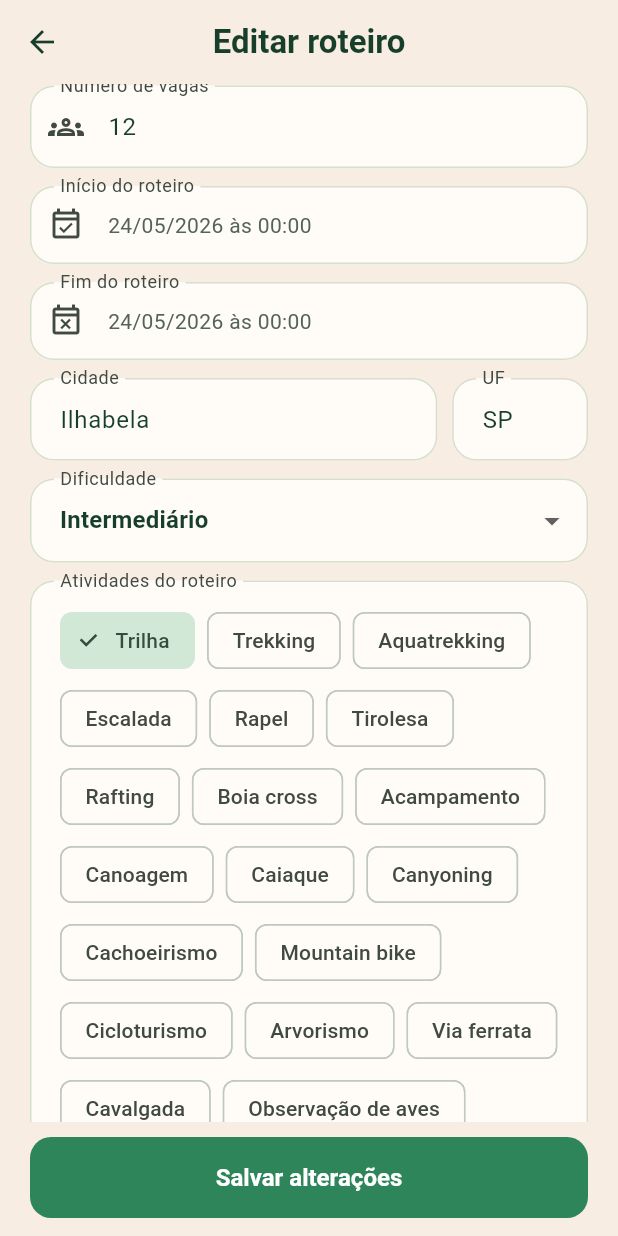
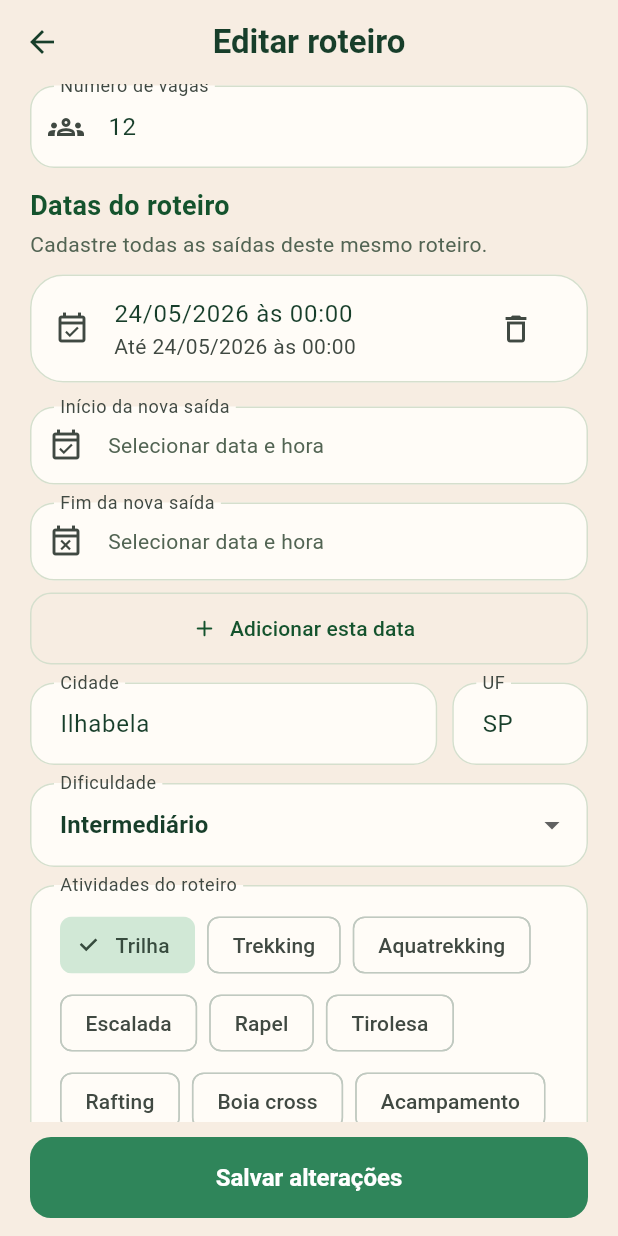
Before and after one commit to RafaelRavaneli/rotafacil_frontend, a Flutter app: the TrailFormScreen screen opened directly with sample values from the repository, scrolled down 576 dp, on a phone screen of 412 x 824 dp. Run offline on Flutter 3.47's test engine with Material 3 defaults, Android fonts, the phone set to English and light mode, and no system bars; our stand-ins replace firebase_core, firebase_messaging, flutter_map, geolocator, image_picker, latlong2 and 1 more; accounts and stored records are empty; network calls fail.

Commit message:
feat: gerenciar datas de um roteiro

```diff
--- a/lib/models/trail.dart
+++ b/lib/models/trail.dart
@@ -131,6 +131,38 @@ class TrailPoint {
   );
 }
 
+class TrailDeparture {
+  const TrailDeparture({
+    required this.id,
+    required this.startsAt,
+    required this.endsAt,
+  });
+
+  final String id;
+  final DateTime startsAt;
+  final DateTime endsAt;
+
+  Map<String, dynamic> toJson() => {
+    'id': id,
+    'data_hora_inicio': startsAt.toIso8601String(),
+    'data_hora_fim': endsAt.toIso8601String(),
+  };
+
+  factory TrailDeparture.fromJson(Map<String, dynamic> json) {
+    final startsAt = DateTime.parse(
+      (json['data_hora_inicio'] ?? json['startDateTime']).toString(),
+    );
+    final endsAt = DateTime.parse(
+      (json['data_hora_fim'] ?? json['endDateTime']).toString(),
+    );
+    return TrailDeparture(
+      id: json['id']?.toString() ?? '',
+      startsAt: startsAt,
+      endsAt: endsAt,
+    );
+  }
+}
+
 class Trail {
   const Trail({
     required this.id,
@@ -168,6 +200,7 @@ class Trail {
     this.endDate = '',
     this.startDateTime = '',
     this.endDateTime = '',
+    this.departures = const [],
   });
 
   final String id;
@@ -210,17 +243,29 @@ class Trail {
   final String endDate;
   final String startDateTime;
   final String endDateTime;
+  final List<TrailDeparture> departures;
 
   List<String> get effectiveActivities => activities.isNotEmpty
       ? List.unmodifiable(activities)
       : [modality.trim().isEmpty ? 'Trilha' : modality];
 
+  List<TrailDeparture> get effectiveDepartures {
+    if (departures.isNotEmpty) return List.unmodifiable(departures);
+    final start =
+        DateTime.tryParse(startDateTime) ??
+        _combineDateAndTime(date, startTime);
+    final end =
+        DateTime.tryParse(endDateTime) ??
+        _combineDateAndTime(endDate.isEmpty ? date : endDate, endTime);
+    if (start == null || end == null) return const [];
+    return [TrailDeparture(id: 'legacy-$id', startsAt: start, endsAt: end)];
+  }
+
   DateTime? get startsAt =>
-      DateTime.tryParse(startDateTime) ?? _combineDateAndTime(date, startTime);
+      effectiveDepartures.isEmpty ? null : effectiveDepartures.first.startsAt;
 
   DateTime? get endsAt =>
-      DateTime.tryParse(endDateTime) ??
-      _combineDateAndTime(endDate.isEmpty ? date : endDate, endTime);
+      effectiveDepartures.isEmpty ? null : effectiveDepartures.first.endsAt;
 
   String get location => '$city - $state';
 
@@ -278,6 +323,7 @@ class Trail {
     'endDate': endDate,
     'startDateTime': startDateTime,
     'endDateTime': endDateTime,
+    'departures': departures.map((item) => item.toJson()).toList(),
   };
 
   factory Trail.fromJson(Map<String, dynamic> json) {
@@ -294,6 +340,7 @@ class Trail {
     final rawItems = json['recommendedItems'] ?? json['itens_recomendados'];
     final rawRoute = json['route'] ?? json['trajeto'];
     final rawActivities = json['activities'] ?? json['atividades'];
+    final rawDepartures = json['departures'] ?? json['datas'];
     final legacyModality =
         (json['modality'] ?? json['modalidade'])?.toString() ?? 'Trilha';
 
@@ -373,6 +420,15 @@ class Trail {
           (json['startDateTime'] ?? json['data_hora_inicio'])?.toString() ?? '',
       endDateTime:
           (json['endDateTime'] ?? json['data_hora_fim'])?.toString() ?? '',
+      departures: rawDepartures is List
+          ? rawDepartures
+                .whereType<Map>()
+                .map(
+                  (item) =>
+                      TrailDeparture.fromJson(Map<String, dynamic>.from(item)),
+                )
+                .toList()
+          : const [],
     );
   }
 
--- a/lib/pages/management/trail_form_screen.dart
+++ b/lib/pages/management/trail_form_screen.dart
@@ -44,6 +44,7 @@ class _TrailFormScreenState extends State<TrailFormScreen> {
   String? guideId;
   DateTime? startDateTime;
   DateTime? endDateTime;
+  final List<TrailDeparture> departures = [];
   Uint8List? imageBytes;
   String? existingImageUrl;
   double? latitude;
@@ -86,8 +87,7 @@ class _TrailFormScreenState extends State<TrailFormScreen> {
       latitude = trail.latitude;
       longitude = trail.longitude;
       meetingPointController.text = trail.meetingPoint;
-      startDateTime = trail.startsAt;
-      endDateTime = trail.endsAt;
+      departures.addAll(trail.effectiveDepartures);
       accessible = trail.accessible;
       recommendedItemsController.text = trail.recommendedItems.join(', ');
       capacityController.text = trail.capacity.toString();
@@ -309,6 +309,51 @@ class _TrailFormScreenState extends State<TrailFormScreen> {
     return '$day/$month/${value.year} às ${_timeValue(value)}';
   }
 
+  bool _addDeparture({bool showErrors = true}) {
+    final start = startDateTime;
+    final end = endDateTime;
+    if (start == null || end == null) {
+      if (showErrors) {
+        ScaffoldMessenger.of(context).showSnackBar(
+          const SnackBar(content: Text('Informe início e fim da nova saída.')),
+        );
+      }
+      return false;
+    }
+    if (!end.isAfter(start)) {
+      if (showErrors) {
+        ScaffoldMessenger.of(context).showSnackBar(
+          const SnackBar(content: Text('O fim deve ser posterior ao início.')),
+        );
+      }
+      return false;
+    }
+    final overlaps = departures.any(
+      (item) => start.isBefore(item.endsAt) && end.isAfter(item.startsAt),
+    );
+    if (overlaps) {
+      if (showErrors) {
+        ScaffoldMessenger.of(context).showSnackBar(
+          const SnackBar(content: Text('Esta saída se sobrepõe a outra data.')),
+        );
+      }
+      return false;
+    }
+    setState(() {
+      departures.add(
+        TrailDeparture(
+          id: DateTime.now().microsecondsSinceEpoch.toString(),
+          startsAt: start,
+          endsAt: end,
+        ),
+      );
+      departures.sort((a, b) => a.startsAt.compareTo(b.startsAt));
+      startDateTime = null;
+      endDateTime = null;
+    });
+    return true;
+  }
+
   Future<void> _save() async {
     if (nameController.text.trim().isEmpty ||
         descriptionController.text.trim().isEmpty ||
@@ -337,16 +382,13 @@ class _TrailFormScreenState extends State<TrailFormScreen> {
       );
       return;
     }
-    if (startDateTime == null || endDateTime == null) {
-      ScaffoldMessenger.of(context).showSnackBar(
-        const SnackBar(content: Text('Informe início e fim do roteiro.')),
-      );
-      return;
+    if (startDateTime != null || endDateTime != null) {
+      if (!_addDeparture()) return;
     }
-    if (!endDateTime!.isAfter(startDateTime!)) {
+    if (departures.isEmpty) {
       ScaffoldMessenger.of(context).showSnackBar(
         const SnackBar(
-          content: Text('O fim deve ser posterior ao início do roteiro.'),
+          content: Text('Adicione pelo menos uma data ao roteiro.'),
         ),
       );
       return;
@@ -379,6 +421,7 @@ class _TrailFormScreenState extends State<TrailFormScreen> {
     }
 
     final current = widget.existing;
+    final firstDeparture = departures.first;
 
     final trail = Trail(
       id: current?.id ?? DateTime.now().microsecondsSinceEpoch.toString(),
@@ -405,7 +448,7 @@ class _TrailFormScreenState extends State<TrailFormScreen> {
           (AppStore.instance.useBackend
               ? SessionService.instance.userId ?? ''
               : ''),
-      date: _dateValue(startDateTime!),
+      date: _dateValue(firstDeparture.startsAt),
       price: price,
       status: current?.status ?? 'Ativa',
       archived: current?.archived ?? false,
@@ -422,11 +465,12 @@ class _TrailFormScreenState extends State<TrailFormScreen> {
           .toList(),
       route: current?.route ?? const [],
       capacity: capacity,
-      startTime: _timeValue(startDateTime!),
-      endTime: _timeValue(endDateTime!),
-      endDate: _dateValue(endDateTime!),
-      startDateTime: startDateTime!.toIso8601String(),
-      endDateTime: endDateTime!.toIso8601String(),
+      startTime: _timeValue(firstDeparture.startsAt),
+      endTime: _timeValue(firstDeparture.endsAt),
+      endDate: _dateValue(firstDeparture.endsAt),
+      startDateTime: firstDeparture.startsAt.toIso8601String(),
+      endDateTime: firstDeparture.endsAt.toIso8601String(),
+      departures: List.unmodifiable(departures),
     );
 
     final saved = await runAction(context, () async {
@@ -568,11 +612,44 @@ class _TrailFormScreenState extends State<TrailFormScreen> {
                 ),
               ),
               const SizedBox(height: 12),
+              const Text(
+                'Datas do roteiro',
+                style: TextStyle(
+                  fontSize: 18,
+                  color: AppColors.forest,
+                  fontWeight: FontWeight.w700,
+                ),
+              ),
+              const SizedBox(height: 4),
+              const Text(
+                'Cadastre todas as saídas deste mesmo roteiro.',
+                style: TextStyle(color: AppColors.muted),
+              ),
+              if (departures.isNotEmpty) ...[
+                const SizedBox(height: 10),
+                ...departures.map(
+                  (departure) => Card(
+                    margin: const EdgeInsets.only(bottom: 8),
+                    child: ListTile(
+                      leading: const Icon(Icons.event_available_outlined),
+                      title: Text(_dateTimeLabel(departure.startsAt)),
+                      subtitle: Text('Até ${_dateTimeLabel(departure.endsAt)}'),
+                      trailing: IconButton(
+                        tooltip: 'Remover data',
+                        icon: const Icon(Icons.delete_outline),
+                        onPressed: () =>
+                            setState(() => departures.remove(departure)),
+                      ),
+                    ),
+                  ),
+                ),
+              ],
+              const SizedBox(height: 8),
               InkWell(
                 onTap: () => _pickDateTime(start: true),
                 child: InputDecorator(
                   decoration: const InputDecoration(
-                    labelText: 'Início do roteiro',
+                    labelText: 'Início da nova saída',
                     prefixIcon: Icon(Icons.event_available_outlined),
                   ),
                   child: Text(_dateTimeLabel(startDateTime)),
@@ -583,11 +660,17 @@ class _TrailFormScreenState extends State<TrailFormScreen> {
                 onTap: () => _pickDateTime(start: false),
                 child: InputDecorator(
                   decoration: const InputDecoration(
-                    labelText: 'Fim do roteiro',
+                    labelText: 'Fim da nova saída',
                     prefixIcon: Icon(Icons.event_busy_outlined),
                   ),
                   child: Text(_dateTimeLabel(endDateTime)),
                 ),
+              ),
+              const SizedBox(height: 8),
+              OutlinedButton.icon(
+                onPressed: _addDeparture,
+                icon: const Icon(Icons.add_rounded),
+                label: const Text('Adicionar esta data'),
               ),
               const SizedBox(height: 12),
               Row(
--- a/lib/services/backend_repository.dart
+++ b/lib/services/backend_repository.dart
@@ -201,6 +201,7 @@ class BackendRepository {
       'data_fim': apiDate(trail.endDate.isEmpty ? trail.date : trail.endDate),
       'data_hora_inicio': trail.startDateTime,
       'data_hora_fim': trail.endDateTime,
+      'datas': trail.effectiveDepartures.map((item) => item.toJson()).toList(),
       'imagem_url': await uploadImage(trail.imageUrl),
       'preco': trail.price,
       'ativo': TrailStatus.isActive(trail.status),
```
